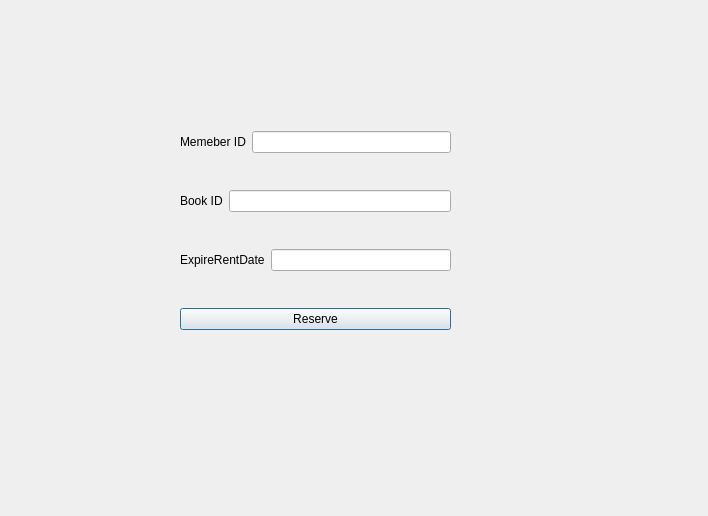
Above: Login/window_reservebook.ui from Nilsae/LibraryManagementSystem before the change. Below: the same form after it.
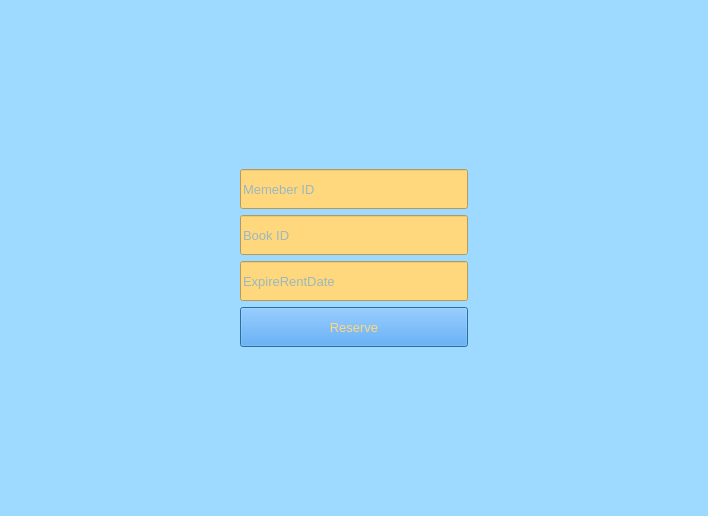
That is the form after the change. Icons and pictures are not drawn.

The edit to the form file:
```diff
--- a/Login/window_reservebook.ui
+++ b/Login/window_reservebook.ui
@@ -13,67 +13,150 @@
   <property name="windowTitle">
    <string>Dialog</string>
   </property>
-  <widget class="QWidget" name="layoutWidget">
-   <property name="geometry">
-    <rect>
-     <x>180</x>
-     <y>100</y>
-     <width>271</width>
-     <height>261</height>
-    </rect>
-   </property>
-   <layout class="QVBoxLayout" name="verticalLayout">
-    <item>
-     <layout class="QHBoxLayout" name="horizontalLayout">
-      <item>
-       <widget class="QLabel" name="label_Author">
-        <property name="text">
-         <string>Memeber ID</string>
-        </property>
-       </widget>
-      </item>
-      <item>
-       <widget class="QLineEdit" name="lineEdit_MemberId"/>
-      </item>
-     </layout>
-    </item>
-    <item>
-     <layout class="QHBoxLayout" name="horizontalLayout_2">
-      <item>
-       <widget class="QLabel" name="label_Subject">
-        <property name="text">
-         <string>Book ID</string>
-        </property>
-       </widget>
-      </item>
-      <item>
-       <widget class="QLineEdit" name="lineEdit_BookId"/>
-      </item>
-     </layout>
-    </item>
-    <item>
-     <layout class="QHBoxLayout" name="horizontalLayout_3">
-      <item>
-       <widget class="QLabel" name="label">
-        <property name="text">
-         <string>ExpireRentDate</string>
-        </property>
-       </widget>
-      </item>
-      <item>
-       <widget class="QLineEdit" name="lineEdit_ExpireRentDate"/>
-      </item>
-     </layout>
-    </item>
-    <item>
-     <widget class="QPushButton" name="pushButton_Reserve">
-      <property name="text">
-       <string>Reserve</string>
-      </property>
-     </widget>
-    </item>
-   </layout>
-  </widget>
+  <property name="styleSheet">
+   <string notr="true">background-color: rgb(158, 217, 255);</string>
+  </property>
+  <layout class="QVBoxLayout" name="verticalLayout">
+   <item>
+    <layout class="QGridLayout" name="gridLayout_2">
+     <item row="2" column="1">
+      <widget class="QLineEdit" name="lineEdit_BookId">
+       <property name="maximumSize">
+        <size>
+         <width>230</width>
+         <height>40</height>
+        </size>
+       </property>
+       <property name="font">
+        <font>
+         <family>Microsoft Sans Serif</family>
+         <pointsize>10</pointsize>
+        </font>
+       </property>
+       <property name="styleSheet">
+        <string notr="true">background-color: rgb(255, 216, 125);
+color: rgb(53, 151, 255);</string>
+       </property>
+       <property name="placeholderText">
+        <string>Book ID</string>
+       </property>
+      </widget>
+     </item>
+     <item row="5" column="1">
+      <widget class="QPushButton" name="pushButton_Reserve">
+       <property name="maximumSize">
+        <size>
+         <width>230</width>
+         <height>40</height>
+        </size>
+       </property>
+       <property name="font">
+        <font>
+         <family>Microsoft Sans Serif</family>
+         <pointsize>10</pointsize>
+        </font>
+       </property>
+       <property name="styleSheet">
+        <string notr="true">background-color: rgb(53, 151, 255);
+color: rgb(255, 216, 125);</string>
+       </property>
+       <property name="text">
+        <string>Reserve</string>
+       </property>
+      </widget>
+     </item>
+     <item row="6" column="1">
+      <widget class="QLabel" name="label_2">
+       <property name="text">
+        <string/>
+       </property>
+      </widget>
+     </item>
+     <item row="0" column="1">
+      <widget class="QLabel" name="label_3">
+       <property name="text">
+        <string/>
+       </property>
+       <property name="pixmap">
+        <pixmap resource="image.qrc">:/img/img/rent.png</pixmap>
+       </property>
+      </widget>
+     </item>
+     <item row="1" column="1">
+      <widget class="QLineEdit" name="lineEdit_MemberId">
+       <property name="maximumSize">
+        <size>
+         <width>230</width>
+         <height>40</height>
+        </size>
+       </property>
+       <property name="font">
+        <font>
+         <family>Microsoft Sans Serif</family>
+         <pointsize>10</pointsize>
+        </font>
+       </property>
+       <property name="styleSheet">
+        <string notr="true">background-color: rgb(255, 216, 125);
+color: rgb(53, 151, 255);</string>
+       </property>
+       <property name="placeholderText">
+        <string>Memeber ID</string>
+       </property>
+      </widget>
+     </item>
+     <item row="2" column="2">
+      <spacer name="horizontalSpacer_2">
+       <property name="orientation">
+        <enum>Qt::Horizontal</enum>
+       </property>
+       <property name="sizeHint" stdset="0">
+        <size>
+         <width>40</width>
+         <height>20</height>
+        </size>
+       </property>
+      </spacer>
+     </item>
+     <item row="3" column="1">
+      <widget class="QLineEdit" name="lineEdit_ExpireRentDate">
+       <property name="maximumSize">
+        <size>
+         <width>230</width>
+         <height>40</height>
+        </size>
+       </property>
+       <property name="font">
+        <font>
+         <family>Microsoft Sans Serif</family>
+         <pointsize>10</pointsize>
+        </font>
+       </property>
+       <property name="styleSheet">
+        <string notr="true">background-color: rgb(255, 216, 125);
+color: rgb(53, 151, 255);</string>
+       </property>
+       <property name="placeholderText">
+        <string>ExpireRentDate</string>
+       </property>
+      </widget>
+     </item>
+     <item row="2" column="0">
+      <spacer name="horizontalSpacer">
+       <property name="orientation">
+        <enum>Qt::Horizontal</enum>
+       </property>
+       <property name="sizeHint" stdset="0">
+        <size>
+         <width>40</width>
+         <height>20</height>
+        </size>
+       </property>
+      </spacer>
+     </item>
+    </layout>
+   </item>
+  </layout>
  </widget>
  <resources/>
  <connections/>
```
Left out of the diff: 4 changed lines with no effect on the pictures.
